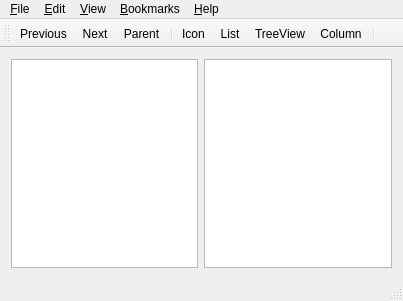
Before: the Qt Designer form mainwindow.ui in sha314/Wanderer, drawn with Qt 5.
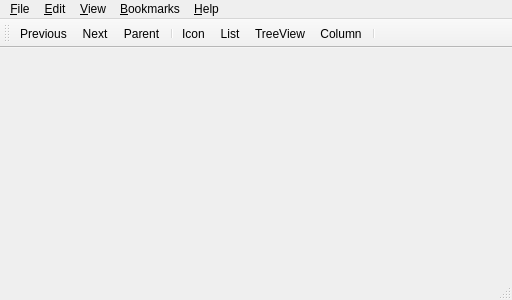
After: the same form once the commit is applied. Icons and pictures are not drawn.

Diff of the .ui file:
```diff
--- a/mainwindow.ui
+++ b/mainwindow.ui
@@ -6,29 +6,28 @@
    <rect>
     <x>0</x>
     <y>0</y>
-    <width>403</width>
-    <height>301</height>
+    <width>512</width>
+    <height>300</height>
    </rect>
   </property>
+  <property name="minimumSize">
+   <size>
+    <width>128</width>
+    <height>64</height>
+   </size>
+  </property>
   <property name="windowTitle">
    <string>Wanderer</string>
   </property>
   <widget class="QWidget" name="centralWidget">
-   <layout class="QHBoxLayout" name="horizontalLayout">
-    <item>
-     <widget class="QTreeView" name="treeView"/>
-    </item>
-    <item>
-     <widget class="QListView" name="listView"/>
-    </item>
-   </layout>
+   <layout class="QHBoxLayout" name="horizontalLayout"/>
   </widget>
   <widget class="QMenuBar" name="menuBar">
    <property name="geometry">
     <rect>
      <x>0</x>
      <y>0</y>
-     <width>403</width>
+     <width>512</width>
      <height>22</height>
     </rect>
    </property>
```
